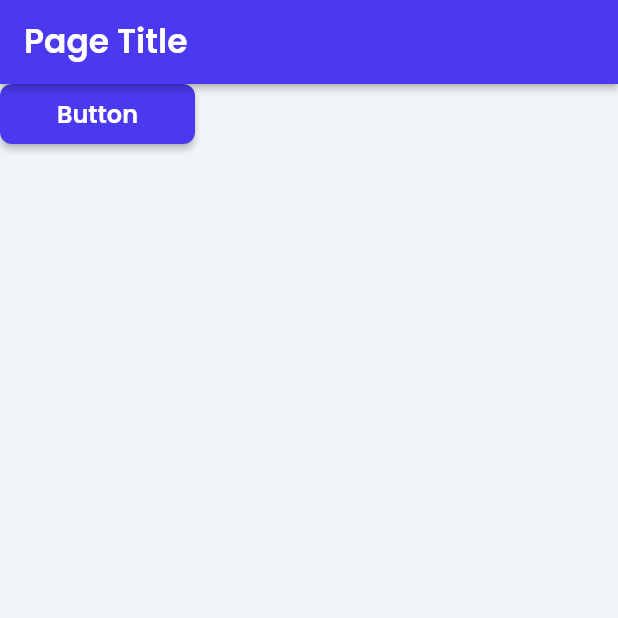
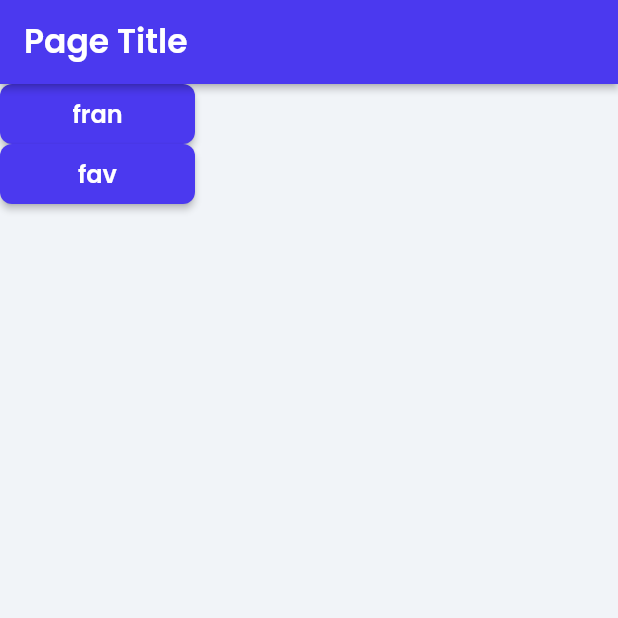
Before and after one commit to favio365/flutter_chat, a Flutter app: the screen it shows once a user with an empty profile is signed in, on a phone screen of 412 x 824 dp, the top half of it. Run offline on Flutter 3.47's test engine with Material 2 defaults, Android fonts, the phone set to English and light mode, and no system bars; drawn by our look-alikes of auto_size_text; our stand-ins replace built_collection, built_value, cached_network_image, cloud_firestore, file_picker, firebase_auth and 16 more; missing offline and left inert: dash_chat, json_path, mime_type; accounts and stored records are empty; network calls fail.

Commit message:
Updating to latest FlutterFlow output.

```diff
--- a/lib/home_page/home_page_widget.dart
+++ b/lib/home_page/home_page_widget.dart
@@ -78,7 +78,39 @@ class _HomePageWidgetState extends State<HomePageWidget> {
                     }.withoutNulls,
                   );
                 },
-                text: 'Button',
+                text: 'fran',
+                options: FFButtonOptions(
+                  width: 130,
+                  height: 40,
+                  color: FlutterFlowTheme.of(context).primaryColor,
+                  textStyle: FlutterFlowTheme.of(context).subtitle2.override(
+                        fontFamily: 'Poppins',
+                        color: Colors.white,
+                      ),
+                  borderSide: BorderSide(
+                    color: Colors.transparent,
+                    width: 1,
+                  ),
+                  borderRadius: BorderRadius.circular(8),
+                ),
+              ),
+              FFButtonWidget(
+                onPressed: () async {
+                  context.pushNamed(
+                    'myChatRoom',
+                    queryParams: {
+                      'chatRoom': serializeParam(
+                        FFAppState().chatRoomId,
+                        ParamType.String,
+                      ),
+                      'user': serializeParam(
+                        FFAppState().favioId,
+                        ParamType.String,
+                      ),
+                    }.withoutNulls,
+                  );
+                },
+                text: 'fav',
                 options: FFButtonOptions(
                   width: 130,
                   height: 40,
```
